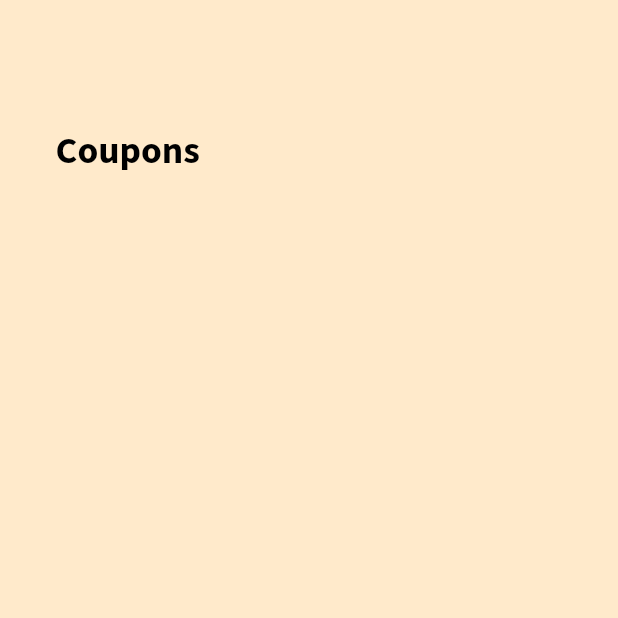
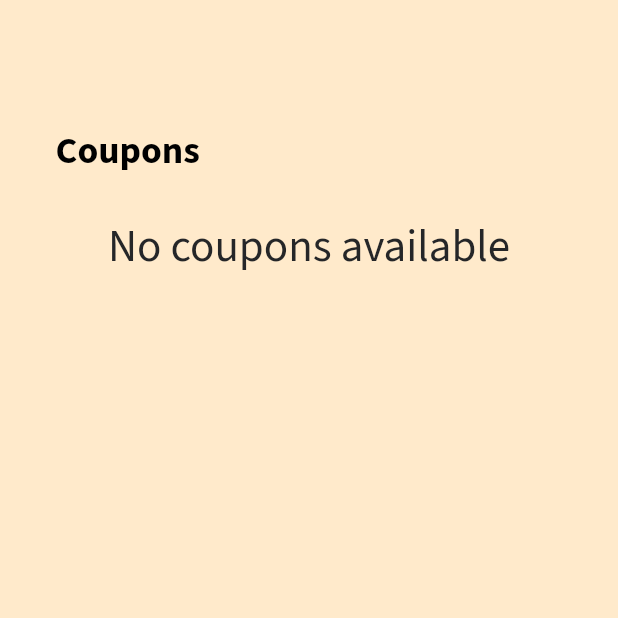
Before and after one commit to Tushar-Mishra999/DeliBuddy, a Flutter app: the ReferralScreen screen opened by its route, on a phone screen of 412 x 824 dp, the top half of it. Run offline on Flutter 3.47's test engine with Material 2 defaults, Android fonts, the light colour scheme and no system bars; our stand-ins replace carousel_slider, cloud_firestore, firebase_auth, firebase_core, firebase_storage, flutter_inset_box_shadow and 5 more; accounts and stored records are empty.

Commit message:
referral logic added

```diff
--- a/lib/main.dart
+++ b/lib/main.dart
@@ -17,7 +17,7 @@ import 'package:shared_preferences/shared_preferences.dart';
 void main() async {
   WidgetsFlutterBinding.ensureInitialized();
   await Firebase.initializeApp();
-   SystemChrome.setPreferredOrientations([
+  SystemChrome.setPreferredOrientations([
     DeviceOrientation.portraitUp,
   ]);
 
@@ -36,7 +36,7 @@ class MyApp extends StatelessWidget {
         primarySwatch: Colors.blue,
       ),
       onGenerateRoute: (settings) => generateRoute(settings),
-      home: FirstScreen(),
+      home: const FirstScreen(),
     );
   }
 }
--- a/lib/order/referral_screen.dart
+++ b/lib/order/referral_screen.dart
@@ -75,13 +75,22 @@ class _ReferralScreenState extends State<ReferralScreen> {
                   ),
                   Container(
                     width: size.width * 0.9,
-                    child: ListView.builder(
+                    child: couponList.isEmpty
+                        ? Center(
+                            child: Text(
+                            'No coupons available',
+                            style: GoogleFonts.sourceSansPro(
+                                fontSize: 30, color: color2),
+                          ))
+                        : ListView.builder(
                             shrinkWrap: true,
                             itemCount: couponList.length,
                             itemBuilder: (context, index) {
-                        String referralCode = couponList[index].toString();
+                              String referralCode =
+                                  couponList[index].toString();
                               return CouponCard(
-                          description: 'Get 1 order delivered to your location',
+                                description:
+                                    'Get 1 order delivered to your location',
                                 referralCode: referralCode,
                               );
                             },
```
Also changed, not shown: lib/order/coupon_card.dart (+1 -34 lines), lib/order/order_place.dart (+20 -1 lines), lib/views/chat/chat_screen.dart (+13 -3 lines). Lines whose indentation alone changed are shown as unchanged.
